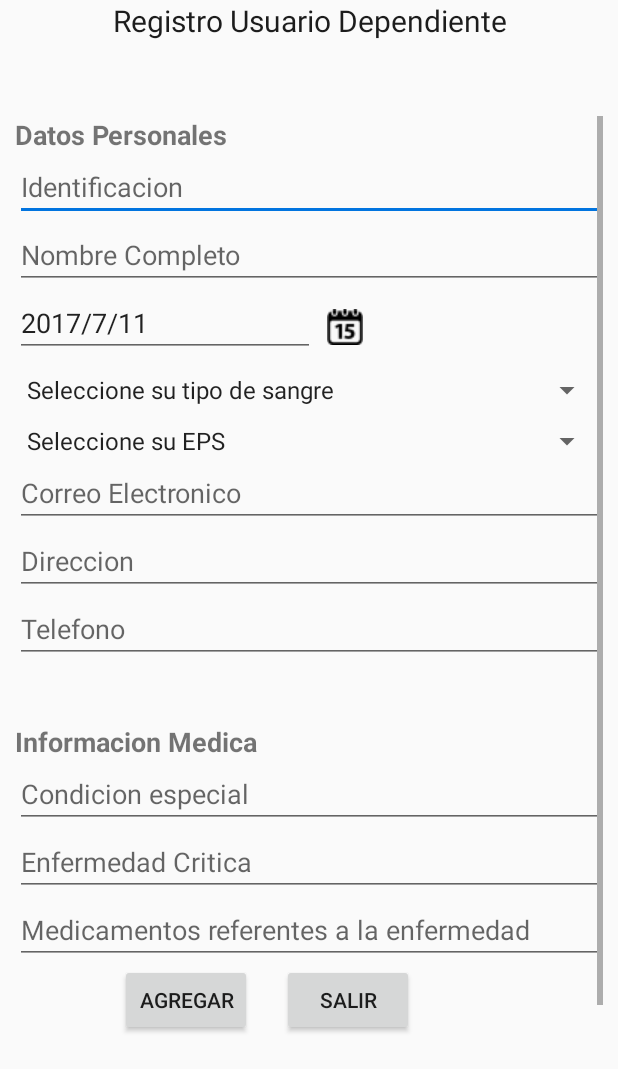
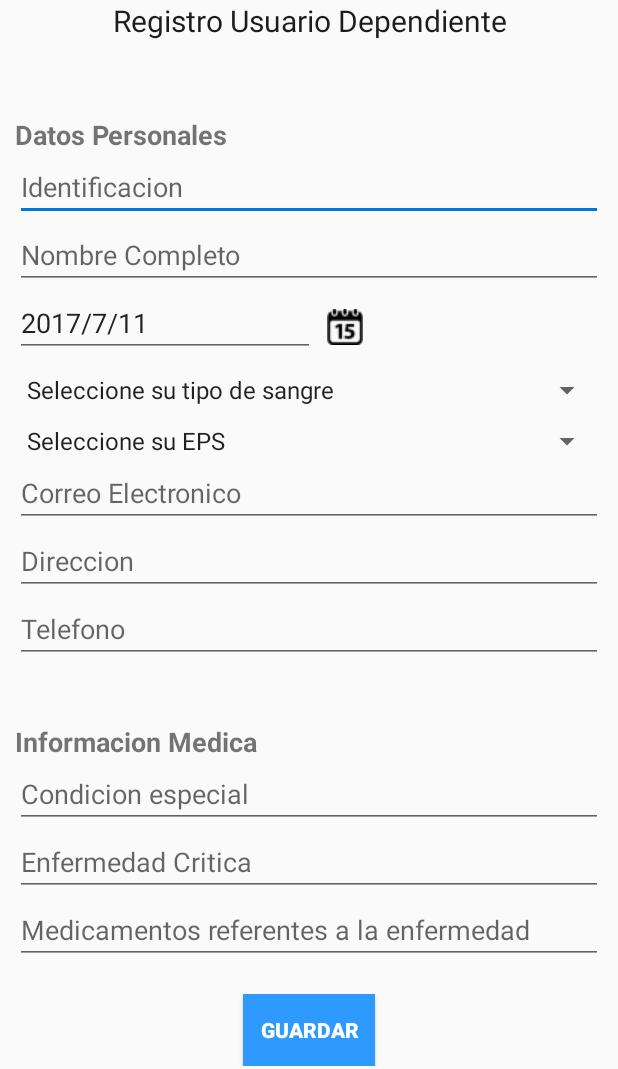
Before and after one commit to felmaber/VitalApp-version1, an Android app: the RegistroDependientesActivity screen opened directly, with no data from a screen before it, on a phone screen of 412 x 824 dp, the part 167-1236 px from its top. Run offline under Robolectric (Android 15) with nearby library versions, the phone set to English and light mode, and no system bars.

Commit message:
Version 10 de junio hora 10:42pm

```diff
--- a/app/src/main/java/juliethosorio/vitalapp/ListaDependientesActivity.java
+++ b/app/src/main/java/juliethosorio/vitalapp/ListaDependientesActivity.java
@@ -86,7 +86,7 @@ public class ListaDependientesActivity extends AppCompatActivity
     public boolean onOptionsItemSelected(MenuItem item){
         switch (item.getItemId()){
             case R.id.salir:
-                Intent login = new Intent( this, LoginActivity.class );
+                Intent login = new Intent( this, Menu_Activity.class );
                 startActivity( login );
                 break;
             case R.id.ayuda:
--- a/app/src/main/java/juliethosorio/vitalapp/RegistroDependientesActivity.java
+++ b/app/src/main/java/juliethosorio/vitalapp/RegistroDependientesActivity.java
@@ -109,14 +109,12 @@ public class RegistroDependientesActivity extends AppCompatActivity {
             @Override
             public void onClick(View v) {
 
-                UsuarioVO usuarioVO2= (UsuarioVO)getIntent().getSerializableExtra("usuario");
-
                     new insertarDatosPedentiente().
                             execute("http://10.0.3.2/vitalapp/insertarDependiente.php?identificacion="+campoId.getText().toString()
                                     +"&nombre="+campoNombre.getText().toString()+"&fecha="+campofecha.getText().toString()
                                     +"&tipo="+listaTipoSangre.getSelectedItem().toString()+"&eps="+listaEPS.getSelectedItem().toString()
                                     +"&correo="+correo.getText().toString()+"&telefono="+telefono.getText().toString()
-                                    +"&direccion="+direccion.getText().toString()+"&usuario_fk"+usuarioVO2.getIdentificacion());
+                                    +"&direccion="+direccion.getText().toString());
                 }
         });
 
--- a/app/src/main/java/juliethosorio/vitalapp/RegistroUsuarioActivity.java
+++ b/app/src/main/java/juliethosorio/vitalapp/RegistroUsuarioActivity.java
@@ -77,9 +77,6 @@ public class RegistroUsuarioActivity  extends AppCompatActivity  {
             campoMedicamentos=(EditText)findViewById(R.id.campoMedicamentos);
 
             btnGuardar=(Button) findViewById(R.id.btnRegistrar);
-            btnAgregarCondicion=(Button)findViewById(R.id.btnAgregar);
-            btnsalir=(Button)findViewById(R.id.btnSalir);
-
 
             listaTipoSangre=(Spinner)findViewById(R.id.campotipoSangre);
             listaEPS=(Spinner)findViewById(R.id.cbEps);
--- a/app/src/main/res/layout/content_registro_dependientes.xml
+++ b/app/src/main/res/layout/content_registro_dependientes.xml
@@ -149,27 +149,6 @@
                     android:inputType="textMultiLine"
                     android:ems="10"
                     />
-                <LinearLayout
-                    android:layout_width="match_parent"
-                    android:layout_height="wrap_content"
-                    android:orientation="horizontal"
-                    >
-                    <Button
-                        android:layout_width="wrap_content"
-                        android:layout_height="wrap_content"
-                        android:text="Agregar"
-                        android:id="@+id/btnAgregar"
-                        android:layout_marginLeft="70dp"
-                        android:onClick="mostrarLista"/>
-                    <Button
-                        android:layout_width="wrap_content"
-                        android:layout_height="wrap_content"
-                        android:text="Salir"
-                        android:id="@+id/btnSalir"
-                        android:layout_marginLeft="20dp"
-                        android:onClick="mostrarLista"/>
-
-                </LinearLayout>
                 <GridLayout
                     android:id="@+id/GridAgregar"
                     android:layout_width="match_parent"
@@ -179,10 +158,6 @@
                     android:visibility="gone"
                     android:layout_marginTop="40dp">
 
-                    <View
-                        android:layout_width="fill_parent"
-                        android:layout_height="1dp"
-                        android:background="#000000"/>
 
                     <android.support.v7.widget.RecyclerView
                         android:id="@+id/RListaCondiciones"
@@ -192,10 +167,7 @@
                         android:visibility="gone"
                         android:layout_marginBottom="20dp"/>
 
-                    <View
-                        android:layout_width="fill_parent"
-                        android:layout_height="1dp"
-                        android:background="#000000"/>
+
                 </GridLayout>
 
 
@@ -206,6 +178,9 @@
                 android:layout_width="wrap_content"
                 android:layout_height="wrap_content"
                 android:layout_gravity="center"
+                android:background="@color/colorPrimary"
+                android:textColor="#FFF"
+                android:textStyle="bold"
                 android:text="guardar"
                 android:layout_marginTop="20dp"
                 android:onClick="onClick"/>
@@ -213,10 +188,5 @@
         </LinearLayout>
     </ScrollView>
 
-    <EditText
-        android:id="@+id/campoDireccion"
-        android:layout_width="match_parent"
-        android:layout_height="wrap_content"
-        android:hint="Direccion"/>
 
 </LinearLayout>
```
